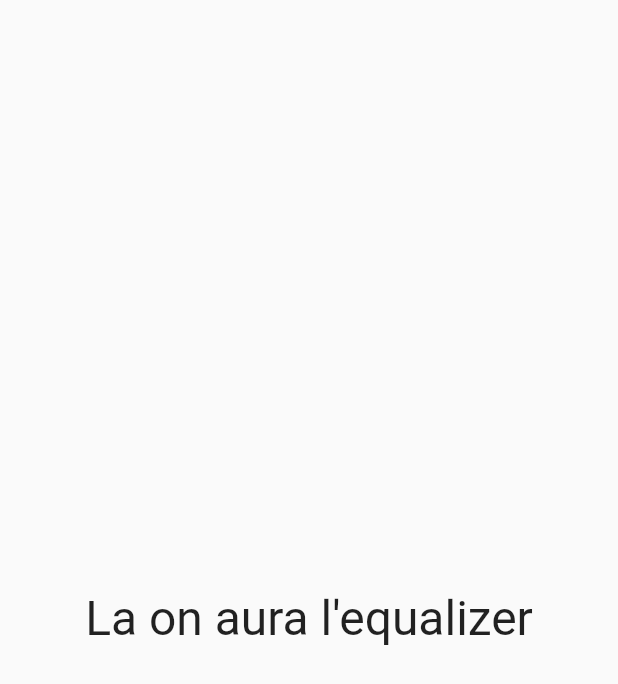
After one commit to Saiqui/SoundBerry-Android-App, a Flutter app: the Equalizer screen opened directly, on a phone screen of 412 x 824 dp. The commit adds this screen. Shown: the top 684 px of the screen. Run offline on Flutter 3.47's test engine with Material 2 defaults, Android fonts, the phone set to English and light mode, and no system bars; our stand-ins replace flutter_bluetooth_serial, fluttertoast.

Commit message:
ajout de la route vers equalizer

```diff
--- /dev/null
+++ b/lib/equalizer.dart
@@ -0,0 +1,21 @@
+import 'package:flutter/material.dart';
+
+class Equalizer extends StatefulWidget {
+  @override
+  _EqualizerState createState() => _EqualizerState();
+}
+
+class _EqualizerState extends State<Equalizer> {
+  @override
+  Widget build(BuildContext context) {
+    return Scaffold(
+      body: Center(
+        child: Text("La on aura l'equalizer", style: TextStyle(fontSize: 32),
+                ),
+
+
+      ),
+
+    );
+  }
+}
--- a/lib/home_page.dart
+++ b/lib/home_page.dart
@@ -5,9 +5,11 @@ import 'dart:async';
 
 import 'package:flutter/services.dart';
 import 'package:flutter_bluetooth_serial/flutter_bluetooth_serial.dart';
+import 'package:url_launcher/url_launcher.dart';
 
 import 'wifi_setup.dart';
-import 'package:url_launcher/url_launcher.dart';
+import 'equalizer.dart';
+
 
 
 
@@ -115,7 +117,7 @@ class _MyAppState extends State<MyApp> {
               ListTile(
                 title: new Text("Equalizer"),
                 trailing: new Icon(Icons.equalizer),
-                onTap: null,
+                onTap: () => Navigator.of(context).push(MaterialPageRoute(builder: (BuildContext context) => Equalizer())),
               ),
               ListTile(
                 title: new Text("Alexa App"),
```
